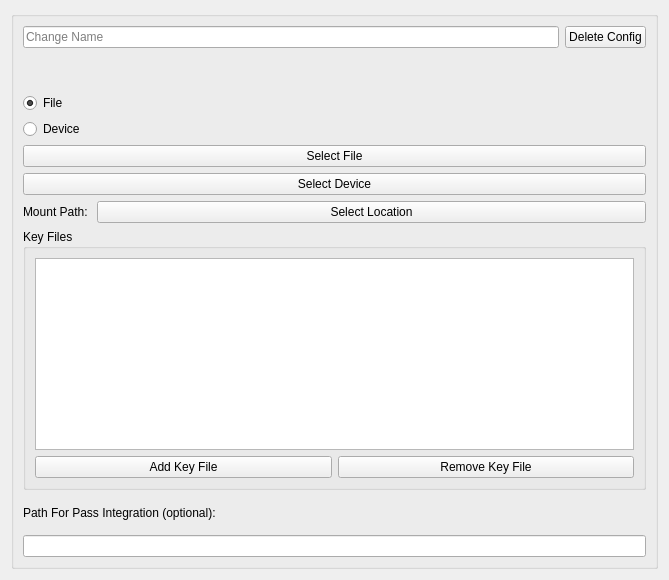
Above: src/config/veracryptrunner_config_item.ui from alex1701c/VeracryptRunner before the change. Below: the same form after it.
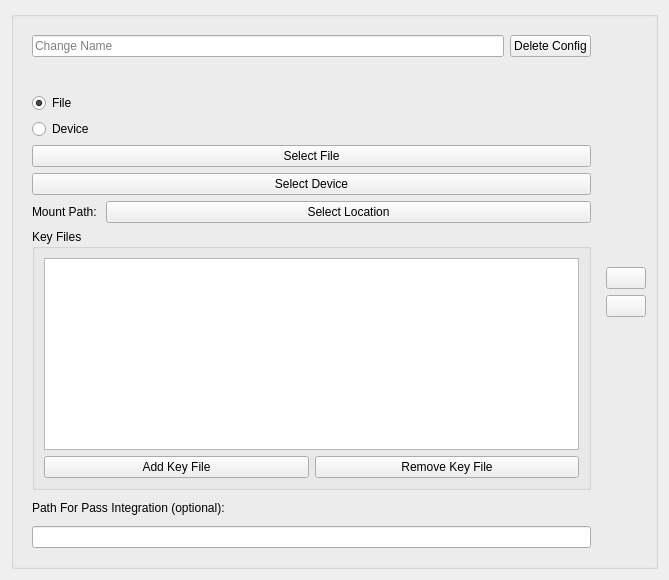
That is the form after the change. Icons and pictures are not drawn.

Commit message: Add up/down buttons

```diff
--- a/src/config/veracryptrunner_config_item.ui
+++ b/src/config/veracryptrunner_config_item.ui
@@ -19,10 +19,13 @@
   </property>
   <layout class="QVBoxLayout" name="verticalLayout">
    <item>
-    <widget class="QGroupBox" name="groupBox">
-     <property name="title">
-      <string/>
-     </property>
+    <widget class="QGroupBox" name="horizontalGroupBox">
+     <layout class="QHBoxLayout" name="horizontalLayout_4">
+      <item>
+       <layout class="QVBoxLayout" name="verticalLayout_4"/>
+      </item>
+      <item>
+       <widget class="QFrame" name="frame">
      <layout class="QVBoxLayout" name="verticalLayout_2">
       <item>
        <layout class="QHBoxLayout" name="horizontalLayout_3">
@@ -161,6 +164,63 @@
       </item>
       <item>
        <widget class="QLineEdit" name="passIntegration"/>
+         </item>
+        </layout>
+       </widget>
+      </item>
+      <item>
+       <layout class="QVBoxLayout" name="verticalLayout_5">
+        <item>
+         <spacer name="verticalSpacer_2">
+          <property name="orientation">
+           <enum>Qt::Vertical</enum>
+          </property>
+          <property name="sizeHint" stdset="0">
+           <size>
+            <width>20</width>
+            <height>40</height>
+           </size>
+          </property>
+         </spacer>
+        </item>
+        <item alignment="Qt::AlignBottom">
+         <widget class="QPushButton" name="moveUp">
+          <property name="text">
+           <string/>
+          </property>
+          <property name="icon">
+           <iconset theme="arrow-up">
+            <normaloff/>
+           </iconset>
+          </property>
+         </widget>
+        </item>
+        <item alignment="Qt::AlignTop">
+         <widget class="QPushButton" name="moveDown">
+          <property name="text">
+           <string/>
+          </property>
+          <property name="icon">
+           <iconset theme="arrow-down">
+            <normaloff/>
+           </iconset>
+          </property>
+         </widget>
+        </item>
+        <item>
+         <spacer name="verticalSpacer">
+          <property name="orientation">
+           <enum>Qt::Vertical</enum>
+          </property>
+          <property name="sizeHint" stdset="0">
+           <size>
+            <width>20</width>
+            <height>40</height>
+           </size>
+          </property>
+         </spacer>
+        </item>
+       </layout>
       </item>
      </layout>
     </widget>
```
Lines whose indentation alone changed are shown as unchanged. The commit also changes 4 other files.
